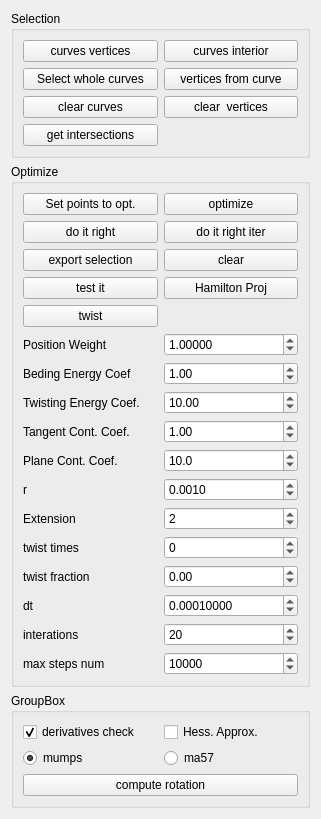
Qt form elastic/elasticpanel.ui (nullas/PetGL) before a commit.
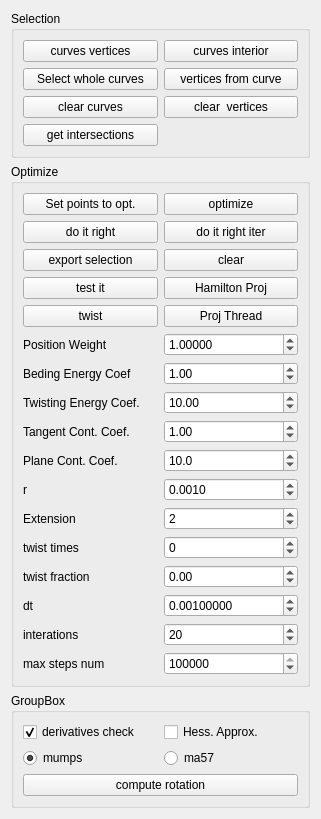
The same form after that commit.

What changed in the file:
```diff
--- a/elastic/elasticpanel.ui
+++ b/elastic/elasticpanel.ui
@@ -139,7 +139,7 @@
          <double>0.000100000000000</double>
         </property>
         <property name="value">
-         <double>0.000100000000000</double>
+         <double>0.001000000000000</double>
         </property>
        </widget>
       </item>
@@ -295,7 +295,14 @@
          <number>200000</number>
         </property>
         <property name="value">
-         <number>10000</number>
+         <number>100000</number>
+        </property>
+       </widget>
+      </item>
+      <item row="4" column="1">
+       <widget class="QPushButton" name="pushButton_projectionThread">
+        <property name="text">
+         <string>Proj Thread</string>
         </property>
        </widget>
       </item>
```
